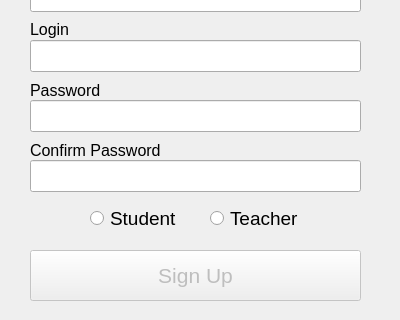
This is src/qt/dialog1.ui in tushino-llc/ProTest as Qt 5 draws it before an edit; both pictures show x 0 to 400 and y 220 to 540 of the 400 by 540 pixel window. The edited form follows.
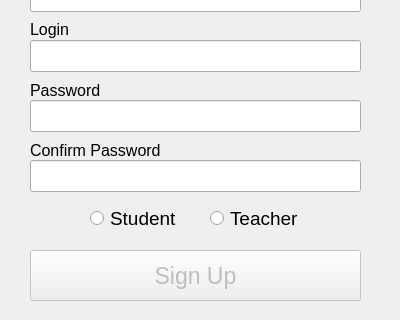
This is the edited form.

Commit message: Anton: edit tab order

```diff
--- a/src/qt/dialog1.ui
+++ b/src/qt/dialog1.ui
@@ -232,7 +232,7 @@
    </property>
    <property name="font">
     <font>
-     <pointsize>16</pointsize>
+     <pointsize>17</pointsize>
     </font>
    </property>
    <property name="text">
```
Left out of the diff: 25 changed lines with no effect on the pictures. The commit also changes 3 other files.
